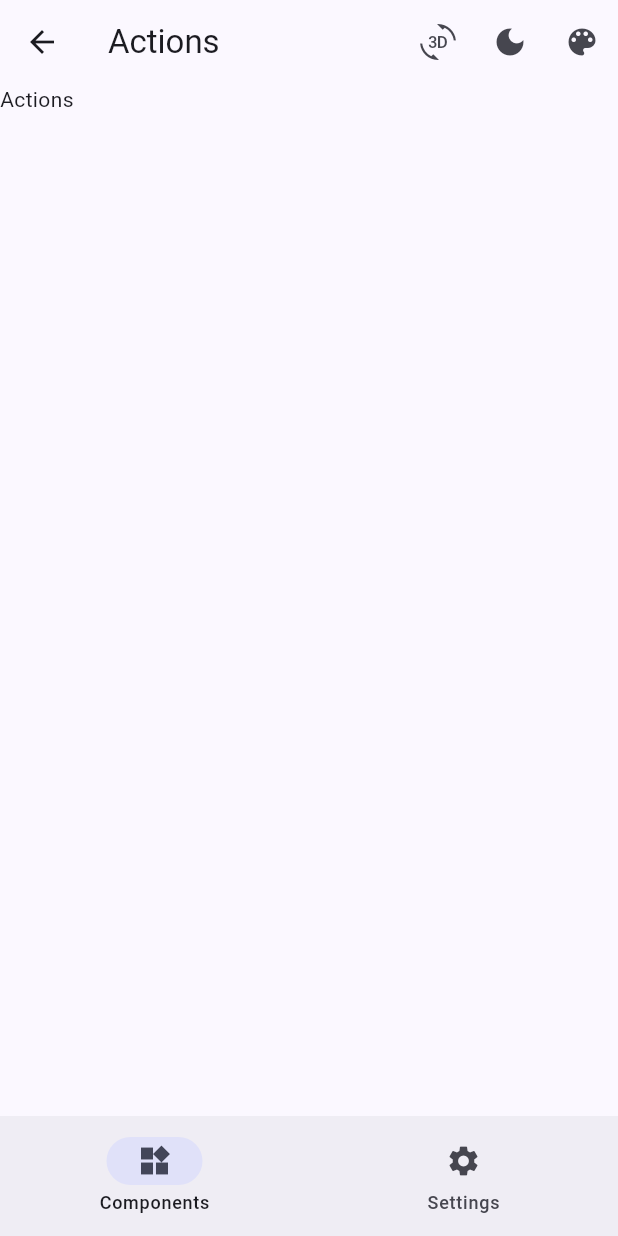
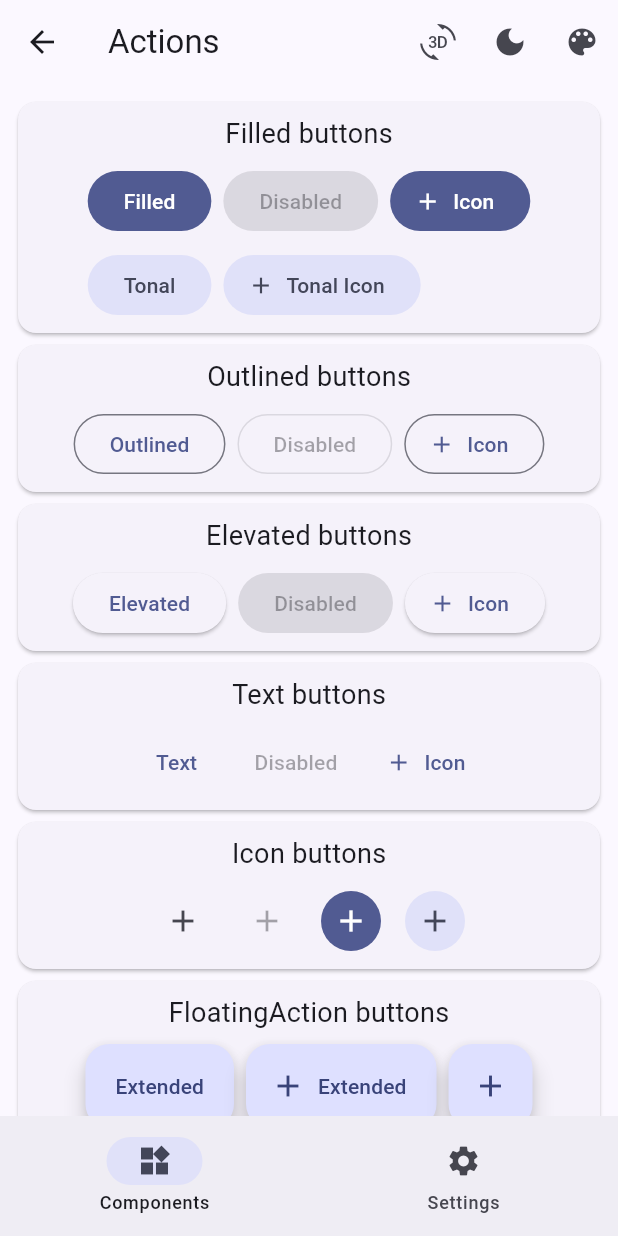
Before and after one commit to sazardev/widgets_in_flutter, a Flutter app: the ActionsScreen screen opened by its route, on a phone screen of 412 x 824 dp. Run offline on Flutter 3.47's test engine with Material 3 defaults, Android fonts, the phone set to English and light mode, and no system bars; our stand-ins replace get.

Commit message:
Buttons added!

```diff
--- a/lib/components/actions/actions.screen.dart
+++ b/lib/components/actions/actions.screen.dart
@@ -1,4 +1,5 @@
 import 'package:flutter/material.dart';
+import 'package:widgets_in_flutter/shared/cardcomponents.widget.dart';
 import 'package:widgets_in_flutter/shared/navigationbar.widget.dart';
 import 'package:widgets_in_flutter/core/theme/theme-brightness.widget.dart';
 import 'package:widgets_in_flutter/core/theme/theme-color.widget.dart';
@@ -18,7 +19,159 @@ class ActionsScreen extends StatelessWidget {
           ThemeSelector(isLandscape: false),
         ],
       ),
-      body: const Text('Actions'),
+      body: ListView(
+        padding: const EdgeInsets.symmetric(horizontal: 8, vertical: 8),
+        children: [
+          CardComponents(
+            content: 'Filled buttons',
+            components: [
+              FilledButton(
+                onPressed: () {},
+                child: const Text('Filled'),
+              ),
+              InkWell(
+                onTap: () {},
+                borderRadius: BorderRadius.circular(14),
+                child: const FilledButton(
+                  onPressed: null,
+                  child: Text('Disabled'),
+                ),
+              ),
+              FilledButton.icon(
+                onPressed: () {},
+                icon: const Icon(Icons.add),
+                label: const Text('Icon'),
+              ),
+              FilledButton.tonal(
+                onPressed: () {},
+                child: const Text('Tonal'),
+              ),
+              FilledButton.tonalIcon(
+                onPressed: () {},
+                icon: const Icon(Icons.add),
+                label: const Text('Tonal Icon'),
+              ),
+            ],
+          ),
+          CardComponents(
+            content: 'Outlined buttons',
+            components: [
+              OutlinedButton(
+                onPressed: () {},
+                child: const Text('Outlined'),
+              ),
+              InkWell(
+                onTap: () {},
+                borderRadius: BorderRadius.circular(14),
+                child: const OutlinedButton(
+                  onPressed: null,
+                  child: Text('Disabled'),
+                ),
+              ),
+              OutlinedButton.icon(
+                onPressed: () {},
+                icon: const Icon(Icons.add),
+                label: const Text('Icon'),
+              ),
+            ],
+          ),
+          CardComponents(
+            content: 'Elevated buttons',
+            components: [
+              ElevatedButton(
+                onPressed: () {},
+                child: const Text('Elevated'),
+              ),
+              InkWell(
+                onTap: () {},
+                borderRadius: BorderRadius.circular(14),
+                child: const ElevatedButton(
+                  onPressed: null,
+                  child: Text('Disabled'),
+                ),
+              ),
+              ElevatedButton.icon(
+                onPressed: () {},
+                icon: const Icon(Icons.add),
+                label: const Text('Icon'),
+              ),
+            ],
+          ),
+          CardComponents(
+            content: 'Text buttons',
+            components: [
+              TextButton(
+                onPressed: () {},
+                child: const Text('Text'),
+              ),
+              InkWell(
+                onTap: () {},
+                borderRadius: BorderRadius.circular(14),
+                child: const TextButton(
+                  onPressed: null,
+                  child: Text('Disabled'),
+                ),
+              ),
+              TextButton.icon(
+                onPressed: () {},
+                icon: const Icon(Icons.add),
+                label: const Text('Icon'),
+              ),
+            ],
+          ),
+          CardComponents(
+            content: 'Icon buttons',
+            components: [
+              IconButton(
+                onPressed: () {},
+                icon: const Icon(Icons.add),
+              ),
+              InkWell(
+                onTap: () {},
+                borderRadius: BorderRadius.circular(14),
+                child: const IconButton(
+                  onPressed: null,
+                  icon: Icon(Icons.add),
+                ),
+              ),
+              IconButton.filled(
+                onPressed: () {},
+                icon: const Icon(Icons.add),
+              ),
+              IconButton.filledTonal(
+                onPressed: () {},
+                icon: const Icon(Icons.add),
+              ),
+            ],
+          ),
+          CardComponents(
+            content: 'FloatingAction buttons',
+            components: [
+              FloatingActionButton.extended(
+                onPressed: () {},
+                label: const Text('Extended'),
+              ),
+              FloatingActionButton.extended(
+                onPressed: () {},
+                label: const Text('Extended'),
+                icon: const Icon(Icons.add),
+              ),
+              FloatingActionButton(
+                onPressed: () {},
+                child: const Icon(Icons.add),
+              ),
+              FloatingActionButton.large(
+                onPressed: () {},
+                child: const Icon(Icons.add),
+              ),
+              FloatingActionButton.small(
+                onPressed: () {},
+                child: const Icon(Icons.add),
+              ),
+            ],
+          ),
+        ],
+      ),
       bottomNavigationBar: const NavigationBarWidget(),
     );
   }
--- /dev/null
+++ b/lib/shared/cardcomponents.widget.dart
@@ -0,0 +1,37 @@
+import 'package:flutter/material.dart';
+
+class CardComponents extends StatelessWidget {
+  const CardComponents({
+    super.key,
+    required this.content,
+    required this.components,
+  });
+
+  final String content;
+  final List<Widget> components;
+
+  @override
+  Widget build(BuildContext context) {
+    return Card(
+      child: Padding(
+        padding: const EdgeInsets.all(8.0),
+        child: Column(
+          children: [
+            Text(
+              content,
+              style: const TextStyle(
+                fontSize: 18,
+              ),
+            ),
+            const SizedBox(height: 8),
+            Wrap(
+              spacing: 8,
+              runSpacing: 8,
+              children: components,
+            )
+          ],
+        ),
+      ),
+    );
+  }
+}
```
